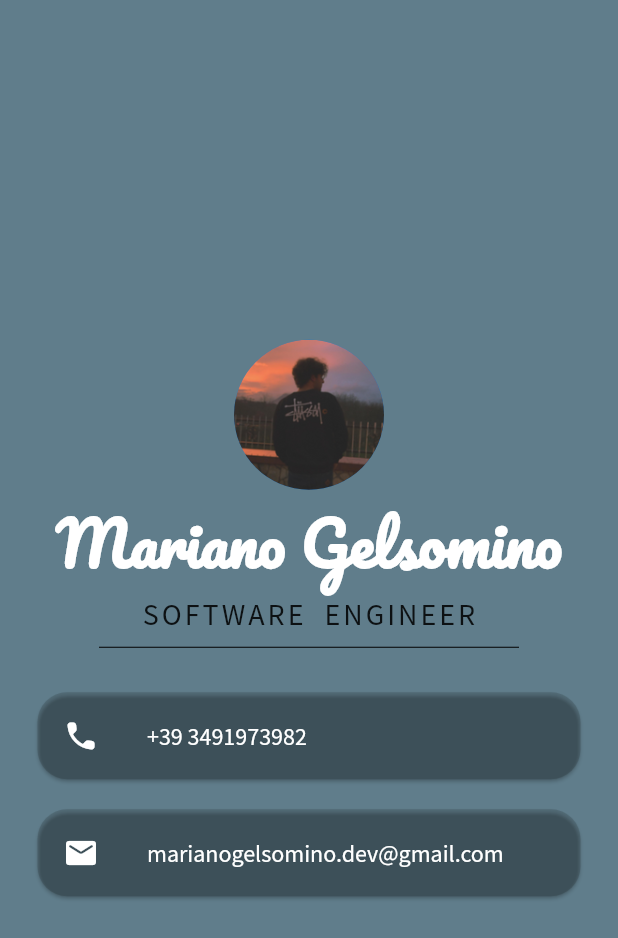
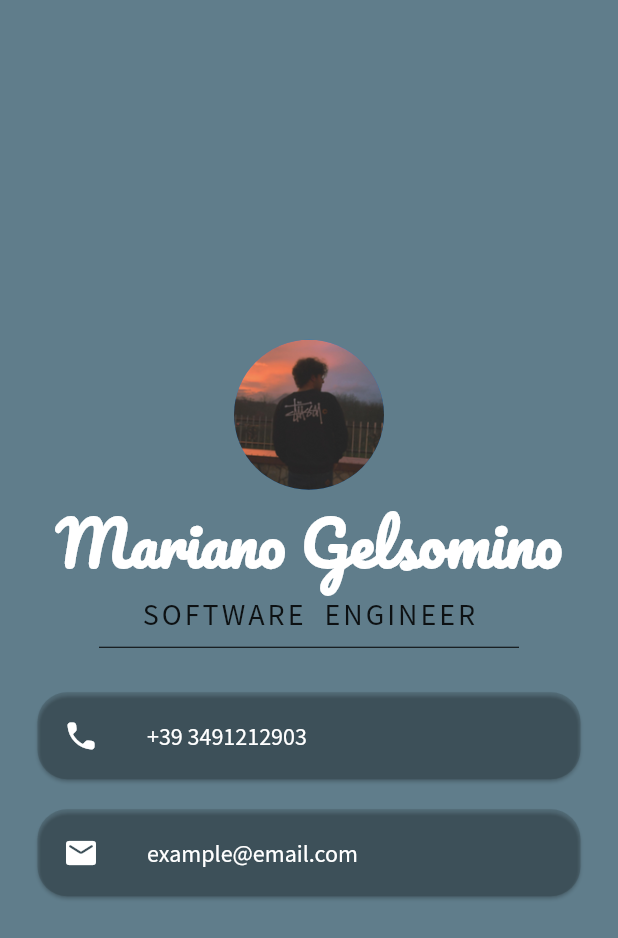
Before and after one commit to Magels/mi_card_flutter, a Flutter app: the screen it shows after launch, on a phone screen of 412 x 824 dp. Shown: the top 938 px of the screen. Run offline on Flutter 3.47's test engine with Material 2 defaults, Android fonts, the phone set to English and light mode, and no system bars.

Commit message:
Code and readme updates

```diff
--- a/lib/main.dart
+++ b/lib/main.dart
@@ -59,7 +59,7 @@ class MyApp extends StatelessWidget {
                         color: Colors.white,
                       ),
                       title: Text(
-                        '+39 3491973982',
+                        '+39 3491212903',
                         style: TextStyle(
                             color: Colors.white, fontFamily: 'SourceSansPro'),
                       ),
@@ -78,7 +78,7 @@ class MyApp extends StatelessWidget {
                       color: Colors.white,
                     ),
                     title: Text(
-                      'marianogelsomino.dev@gmail.com',
+                      'example@email.com',
                       style: TextStyle(
                           color: Colors.white, fontFamily: 'SourceSansPro'),
                     ),
```
Also changed, not shown: 1 other file.
